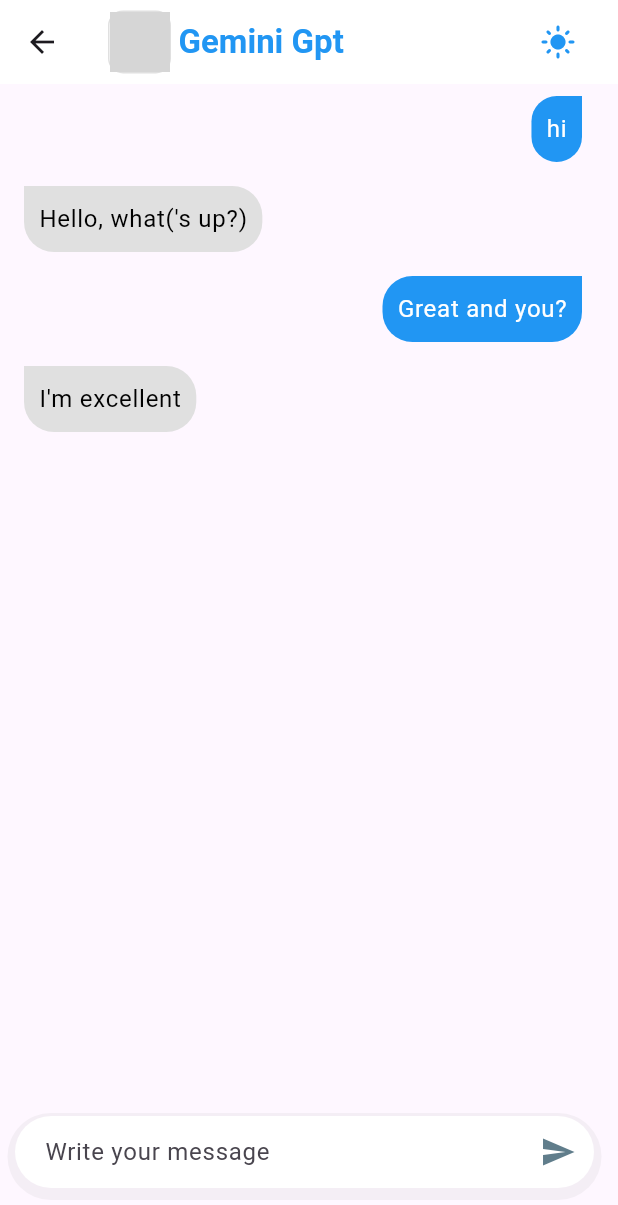
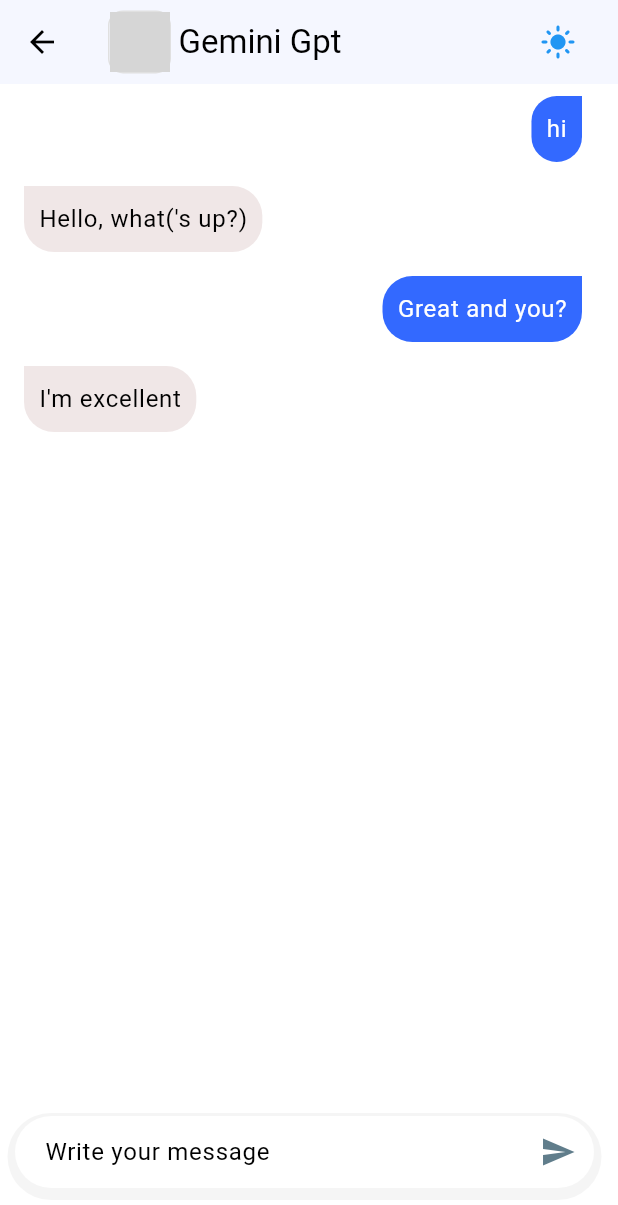
Before and after one commit to najjouj/geminichat, a Flutter app: the screen it shows after launch, after a tap on "Continue", on a phone screen of 412 x 824 dp. Shown: the top 1205 px of the screen. Run offline on Flutter 3.47's test engine with Material 3 defaults, Android fonts, the phone set to English and light mode, and no system bars; network calls fail; grey boxes are pictures that could not be loaded.

Commit message:
dark and light theme data

```diff
--- a/lib/main.dart
+++ b/lib/main.dart
@@ -1,6 +1,7 @@
 import 'package:flutter/material.dart';
 
 import 'package:geminichat/on_boarding.dart';
+import 'package:geminichat/theme_data.dart';
 
 void main() {
   runApp(const MyApp());
@@ -14,11 +15,8 @@
   Widget build(BuildContext context) {
     return MaterialApp(
       debugShowCheckedModeBanner: false,
-      theme: ThemeData(
-
-        colorScheme: ColorScheme.fromSeed(seedColor: Colors.deepPurple),
-        useMaterial3: true,
-      ),
+      theme: lightMode,
+      darkTheme: darktMode,
       home: const OnboardingPage(),
     );
   }
--- a/lib/my_home_page.dart
+++ b/lib/my_home_page.dart
@@ -19,9 +19,12 @@
   @override
   Widget build(BuildContext context) {
     return Scaffold(
+      backgroundColor: Theme.of(context).colorScheme.background,
       appBar: AppBar(
+
         centerTitle: false,
-        backgroundColor: Colors.white,
+        backgroundColor: Theme.of(context).colorScheme.background,
+        elevation: 1,
         title: Row(
           mainAxisAlignment: MainAxisAlignment.spaceBetween,
           children: [
@@ -42,8 +45,7 @@
                 ),
                 Text(
                   "Gemini Gpt",
-                  style: TextStyle(
-                      color: Colors.blue, fontWeight: FontWeight.bold),
+                  style: Theme.of(context).textTheme.titleLarge,
                 )
               ],
             ),
@@ -70,8 +72,8 @@
                           padding: EdgeInsets.all(10),
                           decoration: BoxDecoration(
                               color: message.isUser
-                                  ? Colors.blue
-                                  : Colors.grey[300],
+                                  ? Theme.of(context).colorScheme.primary
+                                  : Theme.of(context).colorScheme.secondary,
                               borderRadius: message.isUser
                                   ? BorderRadius.only(
                                       topLeft: Radius.circular(20),
--- /dev/null
+++ b/lib/theme_data.dart
@@ -0,0 +1,30 @@
+import 'package:flutter/material.dart';
+
+ThemeData lightMode=ThemeData(
+  brightness :Brightness.light,
+  colorScheme: ColorScheme.light(
+    background: Color(0xffffffff),
+    primary:Color(0xff3369ff),
+    secondary:Color.fromARGB(255, 240, 231, 231),
+  ),
+   textTheme: TextTheme(
+    titleLarge: TextStyle(
+      color:Color(0xff000000)
+    )
+  )
+);
+
+ThemeData darktMode=ThemeData(
+  brightness :Brightness.dark,
+  colorScheme: ColorScheme.dark(
+    background: Color(0xff000000),
+    primary:Color(0xff3369ff),
+    secondary:Color.fromARGB(255, 240, 231, 231),
+
+  ),
+  textTheme: TextTheme(
+    titleLarge: TextStyle(
+      color:Color(0xffffffff)
+    )
+  )
+);
--- a/pubspec.yaml
+++ b/pubspec.yaml
@@ -35,6 +35,8 @@
   # The following adds the Cupertino Icons font to your application.
   # Use with the CupertinoIcons class for iOS style icons.
   cupertino_icons: ^1.0.8
+  flutter_native_splash: ^2.4.4
+  riverpod: ^2.6.1
 
 dev_dependencies:
   flutter_test:
```
Also changed, not shown: pubspec.lock.
